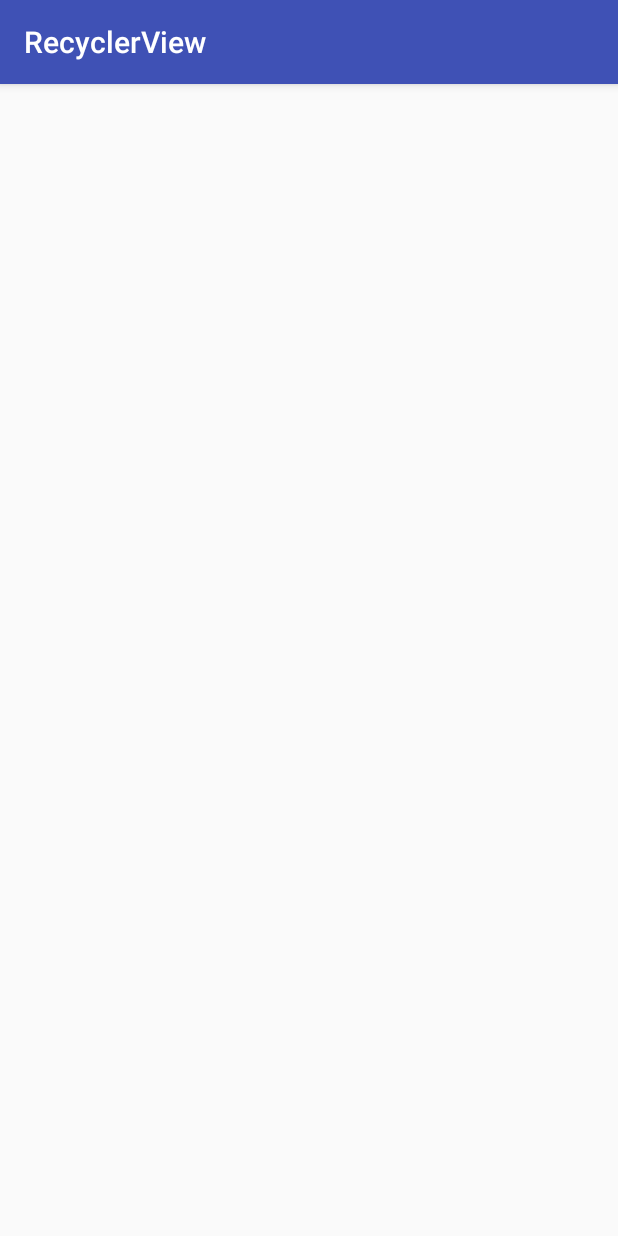
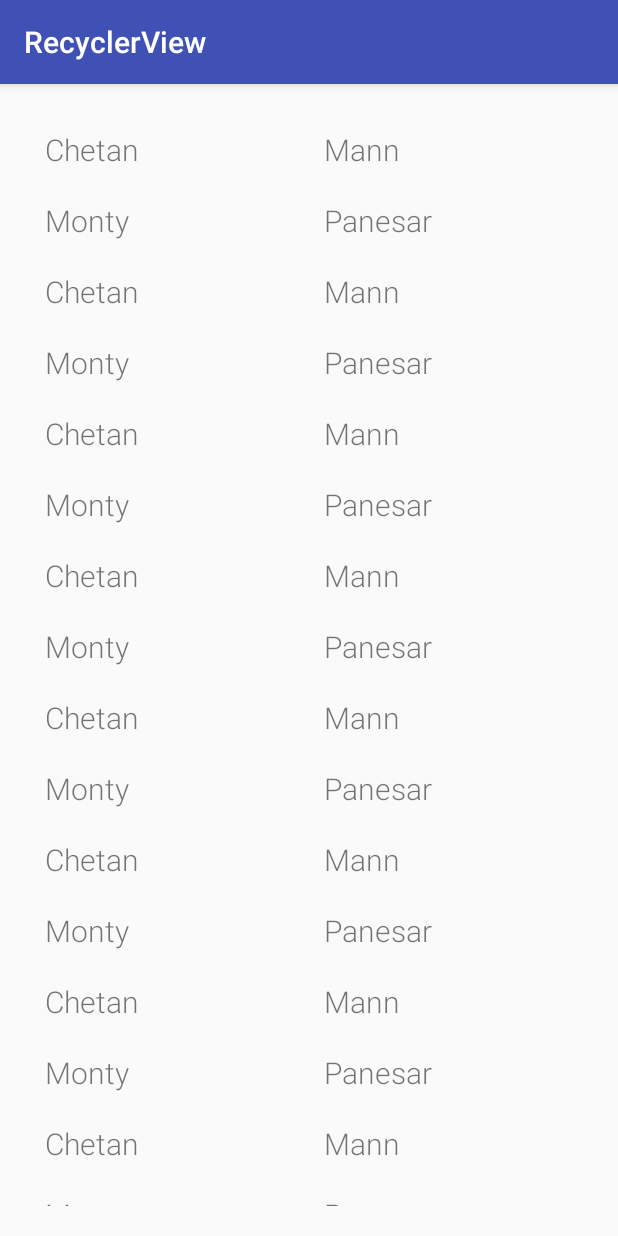
Before and after one commit to slowRabbit/RecyclerView, an Android app: the screen it shows after launch (MainActivity), on a phone screen of 412 x 824 dp. Run offline under Robolectric (Android 15) with nearby library versions, the phone set to English and light mode, and no system bars.

Commit message:
basic recycler view completed

```diff
--- a/app/src/main/java/com/cyris/recyclerview/MainActivity.java
+++ b/app/src/main/java/com/cyris/recyclerview/MainActivity.java
@@ -2,11 +2,17 @@ package com.cyris.recyclerview;
 
 import android.support.v7.app.AppCompatActivity;
 import android.os.Bundle;
+import android.support.v7.widget.LinearLayoutCompat;
+import android.support.v7.widget.LinearLayoutManager;
 import android.support.v7.widget.RecyclerView;
+
+import java.util.ArrayList;
+import java.util.List;
 
 public class MainActivity extends AppCompatActivity {
 
     RecyclerView recyclerView;
+    StudentAdapter studentAdapter;
 
     @Override
     protected void onCreate(Bundle savedInstanceState) {
@@ -15,5 +21,31 @@ public class MainActivity extends AppCompatActivity {
 
         recyclerView=(RecyclerView)findViewById(R.id.rv_itemList);
 
+        List<Student> data=new ArrayList<>();
+        Student student1=new Student("Chetan", "Mann");
+        Student student2=new Student("Monty", "Panesar");
+        data.add(student1);
+        data.add(student2);
+        data.add(student1);
+        data.add(student2);
+        data.add(student1);
+        data.add(student2);
+        data.add(student1);
+        data.add(student2);
+        data.add(student1);
+        data.add(student2);
+        data.add(student1);
+        data.add(student2);
+        data.add(student1);
+        data.add(student2);
+        data.add(student1);
+        data.add(student2);
+
+        studentAdapter=new StudentAdapter(this, data);
+        LinearLayoutManager layoutManager=new LinearLayoutManager(this);
+        recyclerView.setLayoutManager(layoutManager);
+        recyclerView.setHasFixedSize(true);
+        recyclerView.setAdapter(studentAdapter);
+
     }
 }
--- /dev/null
+++ b/app/src/main/java/com/cyris/recyclerview/StudentAdapter.java
@@ -0,0 +1,74 @@
+package com.cyris.recyclerview;
+
+import android.content.Context;
+import android.support.v7.widget.RecyclerView;
+import android.view.LayoutInflater;
+import android.view.View;
+import android.view.ViewGroup;
+import android.widget.TextView;
+
+import java.util.List;
+
+/**
+ * Created by cyris on 1/4/17.
+ */
+
+public class StudentAdapter extends RecyclerView.Adapter<StudentAdapter.StudentViewHolder>{
+
+    List<Student> data;
+    Context context;
+
+    public StudentAdapter(Context context, List<Student> data)
+    {
+        this.context=context;
+        this.data=data;
+    }
+
+    @Override
+    public StudentViewHolder onCreateViewHolder(ViewGroup parent, int viewType) {
+
+        Context context = parent.getContext();
+        LayoutInflater inflater = LayoutInflater.from(context);
+        boolean shouldAttachToParentImmediately = false;
+
+        View view = inflater.inflate(R.layout.student_list_item, parent, shouldAttachToParentImmediately);
+        StudentViewHolder viewHolder = new StudentViewHolder(view);
+
+        return viewHolder;
+
+    }
+
+    @Override
+    public void onBindViewHolder(StudentViewHolder holder, int position) {
+
+        Student student=data.get(position);
+        holder.bind(student);
+
+    }
+
+    @Override
+    public int getItemCount() {
+        return data.size();
+    }
+
+    class StudentViewHolder extends RecyclerView.ViewHolder {
+
+        TextView tvFirstName, tvLastName;
+
+        public StudentViewHolder(View itemView) {
+            super(itemView);
+            tvFirstName=(TextView)itemView.findViewById(R.id.tv_firstName);
+            tvLastName=(TextView)itemView.findViewById(R.id.tv_lastName);
+
+        }
+
+        void bind(Student student)
+        {
+            //we will bind the data here with view holder
+            tvFirstName.setText(student.firstName);
+            tvLastName.setText(student.lastName);
+        }
+
+    }
+
+}
--- a/app/src/main/res/layout/activity_main.xml
+++ b/app/src/main/res/layout/activity_main.xml
@@ -4,6 +4,7 @@
     xmlns:tools="http://schemas.android.com/tools"
     android:layout_width="match_parent"
     android:layout_height="match_parent"
+    android:padding="20dp"
     tools:context="com.cyris.recyclerview.MainActivity">
 
     <android.support.v7.widget.RecyclerView
--- /dev/null
+++ b/app/src/main/res/layout/student_list_item.xml
@@ -0,0 +1,30 @@
+<?xml version="1.0" encoding="utf-8"?>
+<LinearLayout xmlns:android="http://schemas.android.com/apk/res/android"
+    android:orientation="horizontal"
+    android:layout_width="match_parent"
+    android:layout_height="wrap_content">
+
+    <TextView
+        android:layout_width="0dp"
+        android:layout_height="wrap_content"
+        android:layout_weight="1"
+        android:padding="10dp"
+        android:textSize="20sp"
+        android:fontFamily="sans-serif-light"
+        android:text="First Name"
+        android:id="@+id/tv_firstName"
+        />
+
+    <TextView
+        android:layout_width="0dp"
+        android:layout_height="wrap_content"
+        android:layout_weight="1"
+        android:padding="10dp"
+        android:textSize="20sp"
+        android:fontFamily="sans-serif-light"
+        android:text="Last Name"
+        android:id="@+id/tv_lastName"
+        />
+
+
+</LinearLayout>
```
